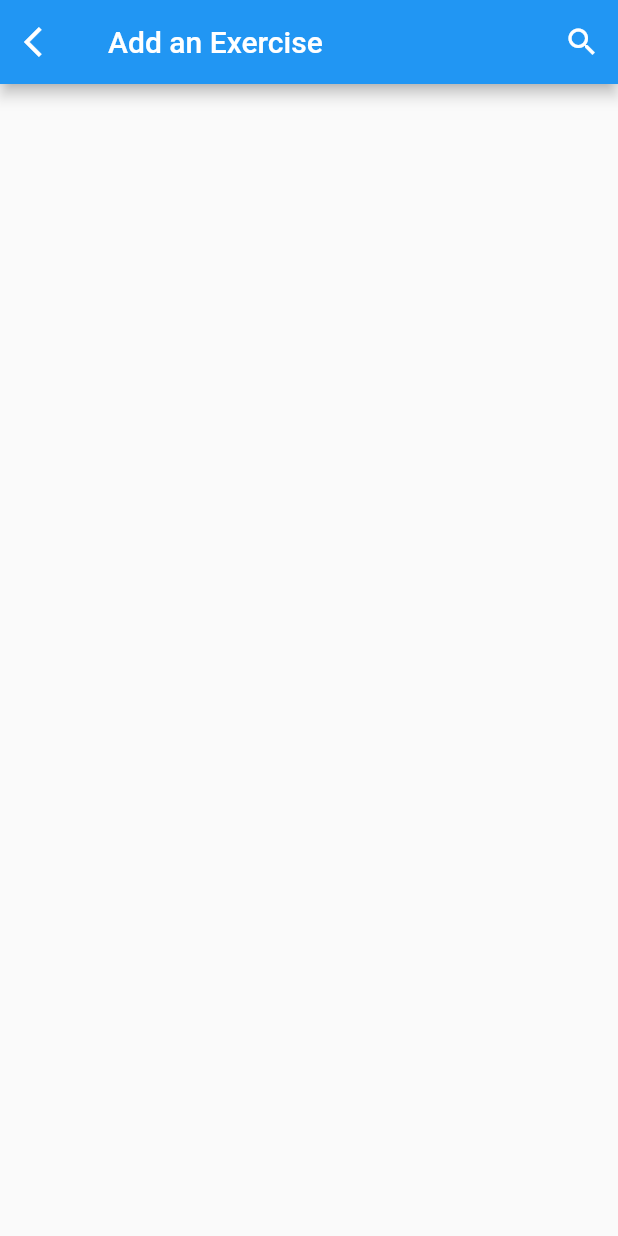
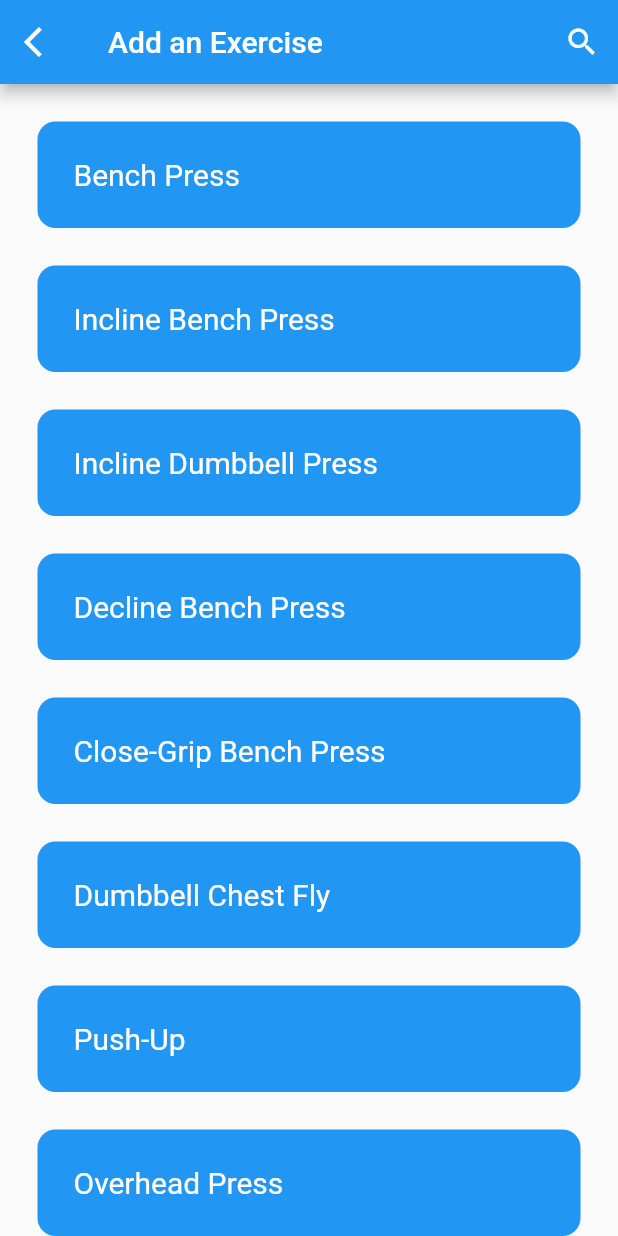
Before and after one commit to slearman15/Workout-Tracker, a Flutter app: the AddExercisePage screen opened directly, on a phone screen of 412 x 824 dp. Run offline on Flutter 3.47's test engine with Material 2 defaults, Android fonts, the phone set to English and light mode, and no system bars; our stand-ins replace hive_flutter; accounts and stored records are empty.

Commit message:
Added Hive to project, created database to hold exercises, display exercises from database on addExercisePage

```diff
--- a/lib/addExercisePage.dart
+++ b/lib/addExercisePage.dart
@@ -1,4 +1,8 @@
 import 'package:flutter/material.dart';
+import 'package:hive_flutter/hive_flutter.dart';
+
+import 'database.dart';
+import 'exerciseTile.dart';
 
 class AddExercisePage extends StatefulWidget {
   const AddExercisePage({super.key});
@@ -8,6 +12,20 @@ class AddExercisePage extends StatefulWidget {
 }
 
 class AddExercisePageState extends State<AddExercisePage> {
+
+  final _exerciseBox = Hive.box("exerciseBox");
+  ExerciseDatabase db = ExerciseDatabase();
+
+  @override
+  void initState() {
+    //if this is first time opening app, create default data
+    if (_exerciseBox.get("EXERCISE_LIST") == null) {
+      db.createInitData();
+    } else {
+      db.loadData();
+    }
+    super.initState();
+  }
 
   @override
   Widget build(BuildContext context) {
@@ -26,6 +44,25 @@ class AddExercisePageState extends State<AddExercisePage> {
           )
         ],
       ),
+
+      body: Visibility(
+        child: Column(
+          children: <Widget>[
+            Expanded(
+              child: ListView.builder(
+                scrollDirection: Axis.vertical,
+                shrinkWrap: true,
+                itemCount: db.exerciseList.length,
+                itemBuilder: (context, index) {
+                  return ExerciseTile(
+                    exerciseName: db.exerciseList[index],
+                  );
+                },
+              ),
+            ),
+          ],
+        ),
+      ),
     );
   }
 }
--- /dev/null
+++ b/lib/database.dart
@@ -0,0 +1,64 @@
+import 'package:hive_flutter/hive_flutter.dart';
+
+class ExerciseDatabase {
+
+  List exerciseList = [];
+  final _exerciseBox = Hive.box("exerciseBox");
+
+  void createInitData() {
+    exerciseList = [
+      "Bench Press",
+      "Incline Bench Press",
+      "Incline Dumbbell Press",
+      "Decline Bench Press",
+      "Close-Grip Bench Press",
+      "Dumbbell Chest Fly",
+      "Push-Up",
+      "Overhead Press",
+      "Dumbbell Shoulder Press",
+      "Dumbbell Lateral Raise",
+      "Dumbbell Rear Deltoid Row",
+      "Face Pull",
+      "Barbell Curl",
+      "Barbell Preacher Curl",
+      "Dumbbell Curl",
+      "Dumbbell Preacher Curl",
+      "Hammer Curl",
+      "Dumbbell Lying Triceps Extension",
+      "Dumbbell Standing Triceps Extension",
+      "Tricep Pushdown",
+      "Barbell Squat",
+      "Front Squat",
+      "Goblet Squat",
+      "Barbell Lunge",
+      "Bulgarian Split Squat",
+      "Leg Extension",
+      "Leg Curl",
+      "Leg Press",
+      "Seated Calf Raise",
+      "Standing Calf Raise",
+      "Romanian Deadlift",
+      "Deadlift",
+      "Barbell Row",
+      "Barbell Shrug",
+      "Dumbbell Row",
+      "Dumbbell Shrug",
+      "Lat Pulldown",
+      "Pull-Up",
+      "Cable Crunch",
+      "Crunch",
+      "Hanging Leg Raise",
+      "Hanging Knee Raise",
+      "Plank",
+      "Sit-Up",
+    ];
+  }
+
+  void loadData() {
+    exerciseList = _exerciseBox.get("EXERCISE_LIST");
+  }
+
+  void updateDatabase() {
+    _exerciseBox.put("EXERCISE_LIST", exerciseList);
+  }
+}
--- /dev/null
+++ b/lib/exerciseTile.dart
@@ -0,0 +1,31 @@
+import 'package:flutter/material.dart';
+
+class ExerciseTile extends StatelessWidget {
+  final String exerciseName;
+
+  const ExerciseTile({
+    super.key,
+    required this.exerciseName,
+  });
+
+  @override
+  Widget build(BuildContext context) {
+    return Padding(
+      padding: const EdgeInsets.only(left:25.0, right:25.0, top:25.0),
+        child: Container(
+          padding: const EdgeInsets.all(24),
+          decoration: BoxDecoration(
+            color: Colors.blue,
+            borderRadius: BorderRadius.circular(12),
+          ),
+          child: Row(
+            children: [
+              Flexible(
+                child: Text(exerciseName, style: const TextStyle(fontSize: 20, color: Colors.white)),
+              ),
+            ],
+          ),
+        ),
+    );
+  }
+}
```
Also changed, not shown: lib/main.dart (+6 -1 lines), pubspec.yaml (+5 -3 lines), pubspec.lock, 6 other files.
